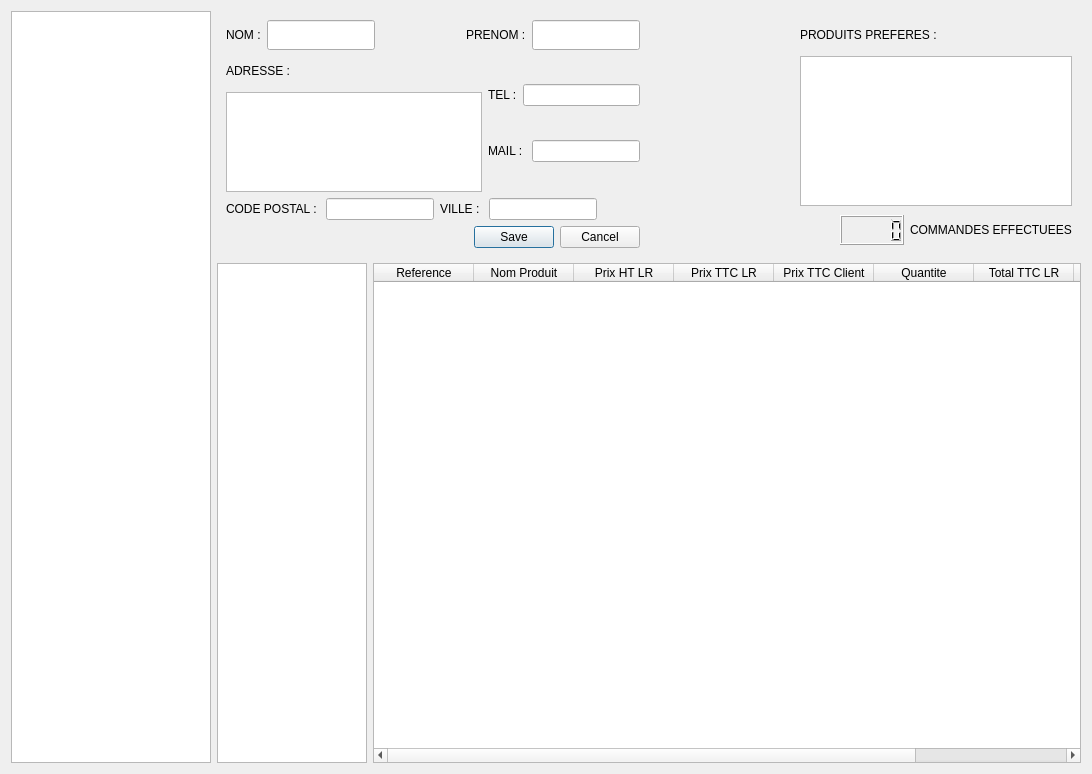
Qt form marielr/ongletclients.ui (toopoormaghell/marielr) before a commit.
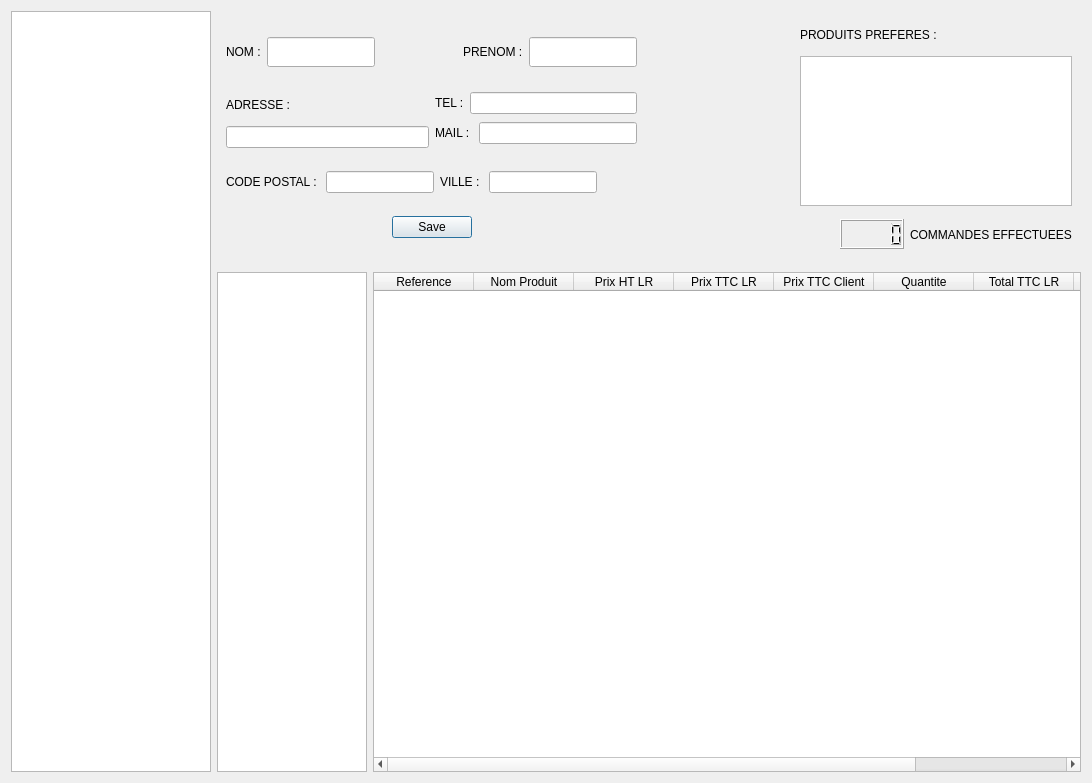
The same form after that commit.

Commit message: Ajout de la méthode permettant d'enregistrer les infos du client à l'aide d'un bouton

```diff
--- a/marielr/ongletclients.ui
+++ b/marielr/ongletclients.ui
@@ -7,7 +7,7 @@
     <x>0</x>
     <y>0</y>
     <width>1092</width>
-    <height>680</height>
+    <height>783</height>
    </rect>
   </property>
   <property name="windowTitle">
@@ -189,20 +189,7 @@
                </widget>
               </item>
               <item>
-               <widget class="QTextEdit" name="AdresseClient">
-                <property name="minimumSize">
-                 <size>
-                  <width>0</width>
-                  <height>100</height>
-                 </size>
-                </property>
-                <property name="maximumSize">
-                 <size>
-                  <width>16777215</width>
-                  <height>100</height>
-                 </size>
-                </property>
-               </widget>
+               <widget class="QLineEdit" name="AdresseClient"/>
               </item>
              </layout>
             </item>
@@ -280,7 +267,10 @@
           <item>
            <widget class="QDialogButtonBox" name="buttonBox">
             <property name="standardButtons">
-             <set>QDialogButtonBox::Cancel|QDialogButtonBox::Save</set>
+             <set>QDialogButtonBox::Save</set>
+            </property>
+            <property name="centerButtons">
+             <bool>true</bool>
             </property>
            </widget>
           </item>
```
The commit also changes 3 other files.
